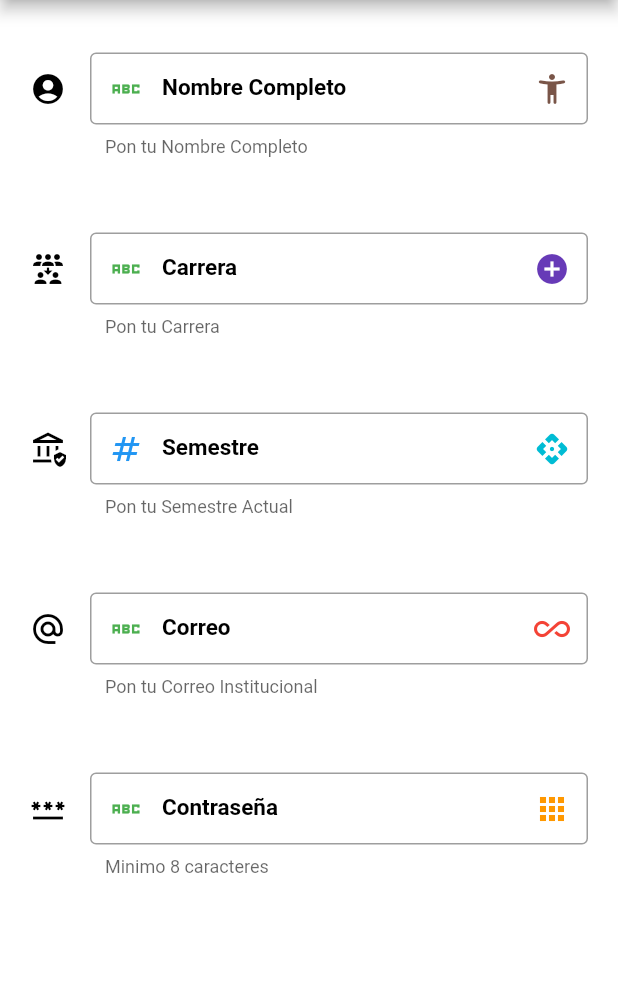
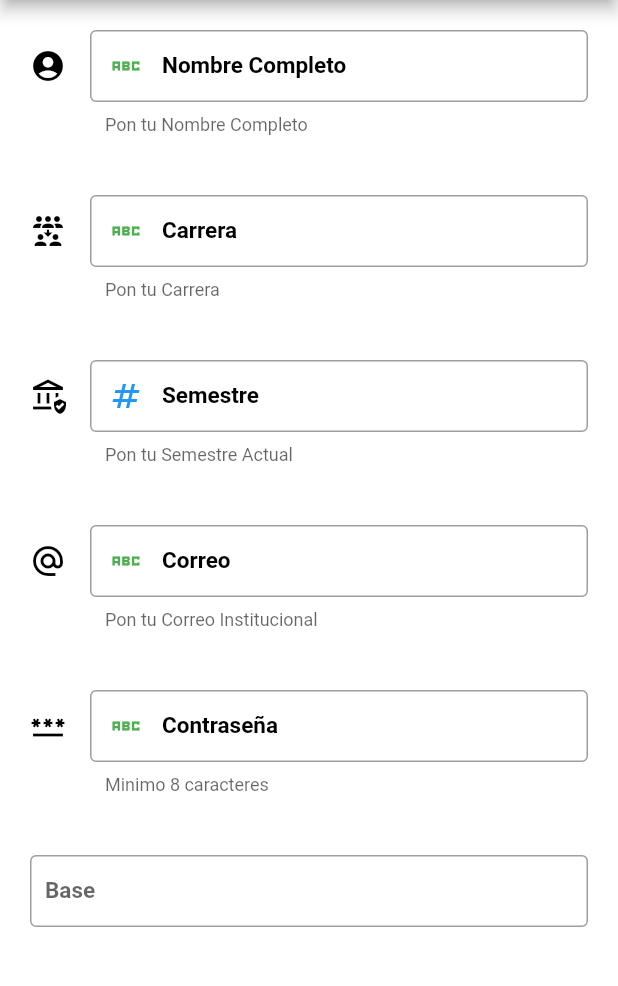
Before and after one commit to Andre-A-CaZe/Inputs, a Flutter app: the screen it shows after launch, on a phone screen of 412 x 824 dp, the part 84-1070 px from its top. Run offline on Flutter 3.47's test engine with Material 2 defaults, Android fonts, the phone set to English and light mode, and no system bars.

Commit message:
Inputs Base

```diff
--- a/lib/components/home_page.dart
+++ b/lib/components/home_page.dart
@@ -16,9 +16,6 @@ class HomePage extends StatelessWidget {
       ),
       body: Column(
         children: const [
-          SizedBox(
-            height: 15,
-          ),
           Inputs(
             icono: Icon(Icons.account_circle),
             colorIcono: Colors.black,
@@ -28,13 +25,9 @@ class HomePage extends StatelessWidget {
             helpText: 'Pon tu Nombre Completo',
             iconoPrefix: Icon(Icons.abc_sharp),
             colorPrefix: Colors.green,
-            suffixIcono: Icon(Icons.accessibility_new_rounded),
             colorSuffix: Colors.brown,
             textoOculto: false,
             tipoTexto: TextInputType.name,
-          ),
-          SizedBox(
-            height: 10,
           ),
           Inputs(
             icono: Icon(Icons.reduce_capacity_sharp),
@@ -45,13 +38,9 @@ class HomePage extends StatelessWidget {
             helpText: 'Pon tu Carrera',
             iconoPrefix: Icon(Icons.abc_sharp),
             colorPrefix: Colors.green,
-            suffixIcono: Icon(Icons.add_circle_outlined),
             colorSuffix: Colors.deepPurple,
             textoOculto: false,
             tipoTexto: TextInputType.text,
-          ),
-          SizedBox(
-            height: 10,
           ),
           Inputs(
             icono: Icon(Icons.assured_workload_outlined),
@@ -62,13 +51,9 @@ class HomePage extends StatelessWidget {
             helpText: 'Pon tu Semestre Actual',
             iconoPrefix: Icon(Icons.numbers_outlined),
             colorPrefix: Colors.blue,
-            suffixIcono: Icon(Icons.api_rounded),
             colorSuffix: Colors.cyan,
             textoOculto: false,
             tipoTexto: TextInputType.number,
-          ),
-          SizedBox(
-            height: 10,
           ),
           Inputs(
             icono: Icon(Icons.alternate_email_sharp),
@@ -79,13 +64,9 @@ class HomePage extends StatelessWidget {
             helpText: 'Pon tu Correo Institucional',
             iconoPrefix: Icon(Icons.abc_sharp),
             colorPrefix: Colors.green,
-            suffixIcono: Icon(Icons.all_inclusive_sharp),
             colorSuffix: Colors.red,
             textoOculto: false,
             tipoTexto: TextInputType.emailAddress,
-          ),
-          SizedBox(
-            height: 10,
           ),
           Inputs(
             icono: Icon(Icons.password_sharp),
@@ -96,11 +77,11 @@ class HomePage extends StatelessWidget {
             helpText: 'Minimo 8 caracteres',
             iconoPrefix: Icon(Icons.abc_sharp),
             colorPrefix: Colors.green,
-            suffixIcono: Icon(Icons.apps_sharp),
             colorSuffix: Colors.orange,
             textoOculto: true,
             tipoTexto: TextInputType.text,
           ),
+          Inputs(),
         ],
       ),
     );
--- a/lib/components/inputs.dart
+++ b/lib/components/inputs.dart
@@ -3,33 +3,33 @@
 import 'package:flutter/material.dart';
 
 class Inputs extends StatefulWidget {
-  final Icon icono;
-  final Color colorIcono;
+  final Icon? icono;
+  final Color? colorIcono;
   final String labelNombre;
-  final Color colorLabel;
-  final String hintText;
-  final String helpText;
-  final Icon iconoPrefix;
-  final Color colorPrefix;
-  final Icon suffixIcono;
-  final Color colorSuffix;
+  final Color? colorLabel;
+  final String? hintText;
+  final String? helpText;
+  final Icon? iconoPrefix;
+  final Color? colorPrefix;
+  final Icon? suffixIcono;
+  final Color? colorSuffix;
   final bool textoOculto;
-  final TextInputType tipoTexto;
+  final TextInputType? tipoTexto;
 
   const Inputs({
     super.key,
-    required this.icono,
-    required this.colorIcono,
-    required this.labelNombre,
-    required this.colorLabel,
-    required this.hintText,
-    required this.helpText,
-    required this.iconoPrefix,
-    required this.colorPrefix,
-    required this.suffixIcono,
-    required this.colorSuffix,
-    required this.textoOculto,
-    required this.tipoTexto,
+    this.icono,
+    this.colorIcono,
+    this.labelNombre = 'Base',
+    this.colorLabel,
+    this.hintText,
+    this.helpText,
+    this.iconoPrefix,
+    this.colorPrefix,
+    this.suffixIcono,
+    this.colorSuffix,
+    this.textoOculto = false,
+    this.tipoTexto,
   });
 
   @override
@@ -56,7 +56,6 @@ class _InputsState extends State<Inputs> {
             contentPadding: EdgeInsets.all(10),
             prefixIcon: widget.iconoPrefix,
             prefixIconColor: widget.colorPrefix,
-            //prefix: Icon(Icons.home),
             suffixIcon: widget.suffixIcono,
             suffixIconColor: widget.colorSuffix,
             border: OutlineInputBorder(),
```
